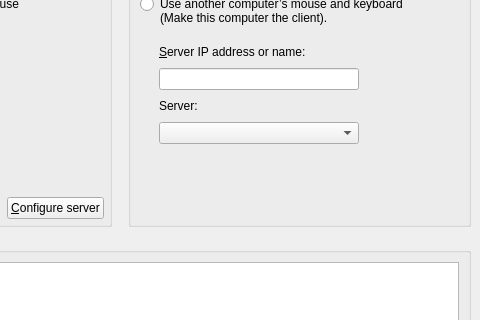
First picture: the form in src/gui/src/MainWindowBase.ui, repository deskflow/deskflow, before the edit; both pictures show x 240 to 720 and y 161 to 481 of the 720 by 797 pixel window.
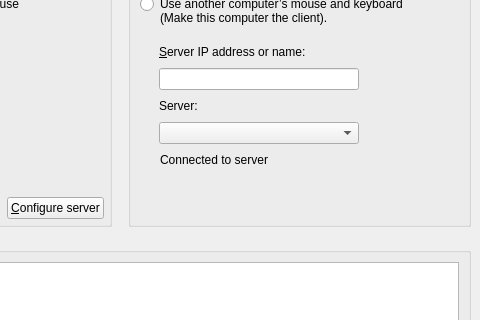
Second picture: the form after the edit. Icons and pictures are not drawn. Custom widgets are drawn as their Qt base class.

Commit message: SYNERGY-799 Client state label has been added

The edit to the form file:
```diff
--- a/src/gui/src/MainWindowBase.ui
+++ b/src/gui/src/MainWindowBase.ui
@@ -703,6 +703,16 @@
             </item>
            </layout>
           </item>
+          <item>
+           <widget class="synergy_widgets::ClientStateLabel" name="m_pLabelClientState">
+            <property name="text">
+             <string>Connected to server</string>
+            </property>
+            <property name="indent">
+             <number>20</number>
+            </property>
+           </widget>
+          </item>
           <item>
            <spacer name="verticalSpacer_3">
             <property name="orientation">
@@ -948,6 +958,11 @@
    <extends>QLabel</extends>
    <header>widgets/ServerStateLabel.h</header>
   </customwidget>
+  <customwidget>
+   <class>synergy_widgets::ClientStateLabel</class>
+   <extends>QLabel</extends>
+   <header>widgets/ClientStateLabel.h</header>
+  </customwidget>
  </customwidgets>
  <resources>
   <include location="../res/Synergy.qrc"/>
```
The commit also changes 3 other files.
